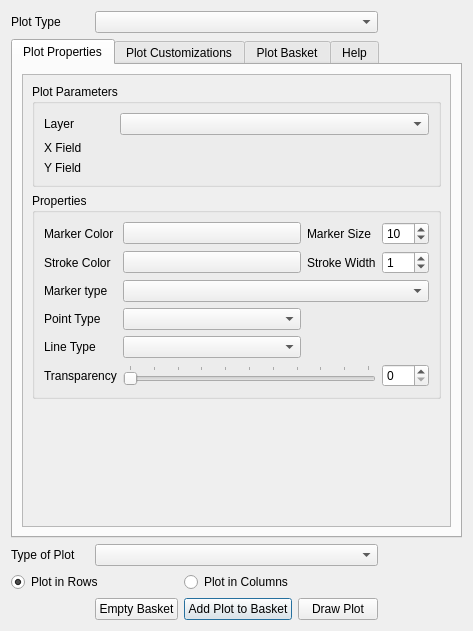
First picture: the form in ui/data_plotly_dialog_base.ui, repository ghtmtt/DataPlotly, before the edit.
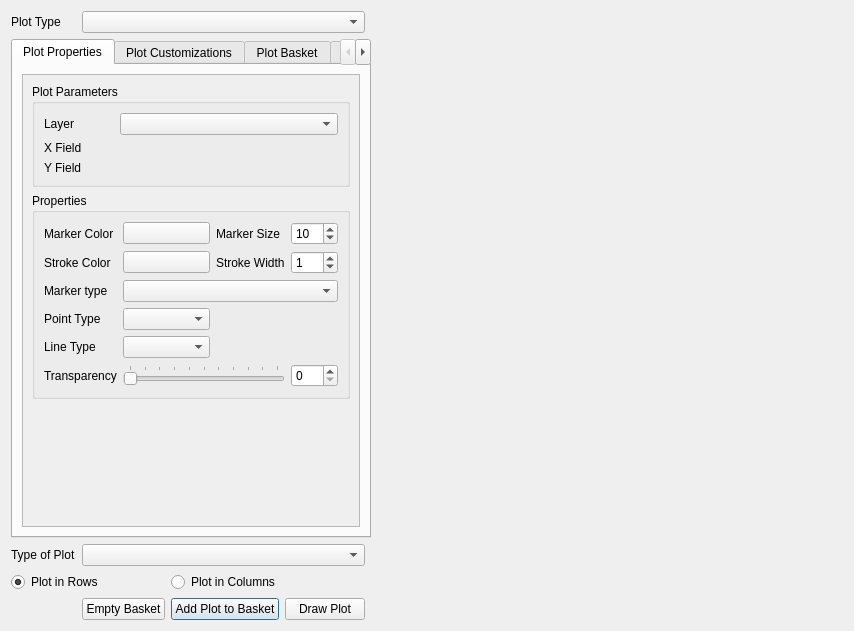
Second picture: the form after the edit. Custom widgets are drawn as their Qt base class.

Commit message: first working plot attempt in QWebWidget

```diff
--- a/ui/data_plotly_dialog_base.ui
+++ b/ui/data_plotly_dialog_base.ui
@@ -6,7 +6,7 @@
    <rect>
     <x>0</x>
     <y>0</y>
-    <width>473</width>
+    <width>854</width>
     <height>631</height>
    </rect>
   </property>
@@ -125,7 +125,7 @@
            <rect>
             <x>0</x>
             <y>0</y>
-            <width>431</width>
+            <width>370</width>
             <height>421</height>
            </rect>
           </property>
@@ -608,6 +608,16 @@
      </widget>
     </widget>
    </item>
+   <item row="1" column="5">
+    <widget class="QWidget" name="plot_qview" native="true">
+     <property name="sizePolicy">
+      <sizepolicy hsizetype="Expanding" vsizetype="Preferred">
+       <horstretch>0</horstretch>
+       <verstretch>0</verstretch>
+      </sizepolicy>
+     </property>
+    </widget>
+   </item>
   </layout>
  </widget>
  <customwidgets>
```
Left out of the diff: 2 changed lines with no effect on the pictures. The commit also changes 2 other files.
